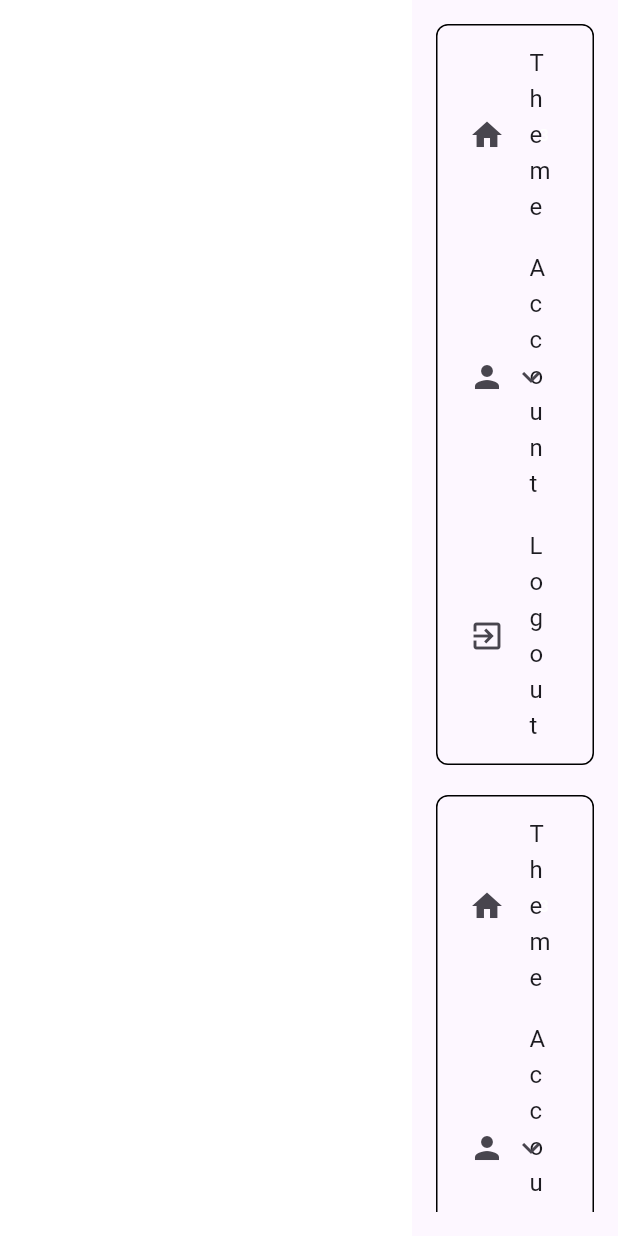
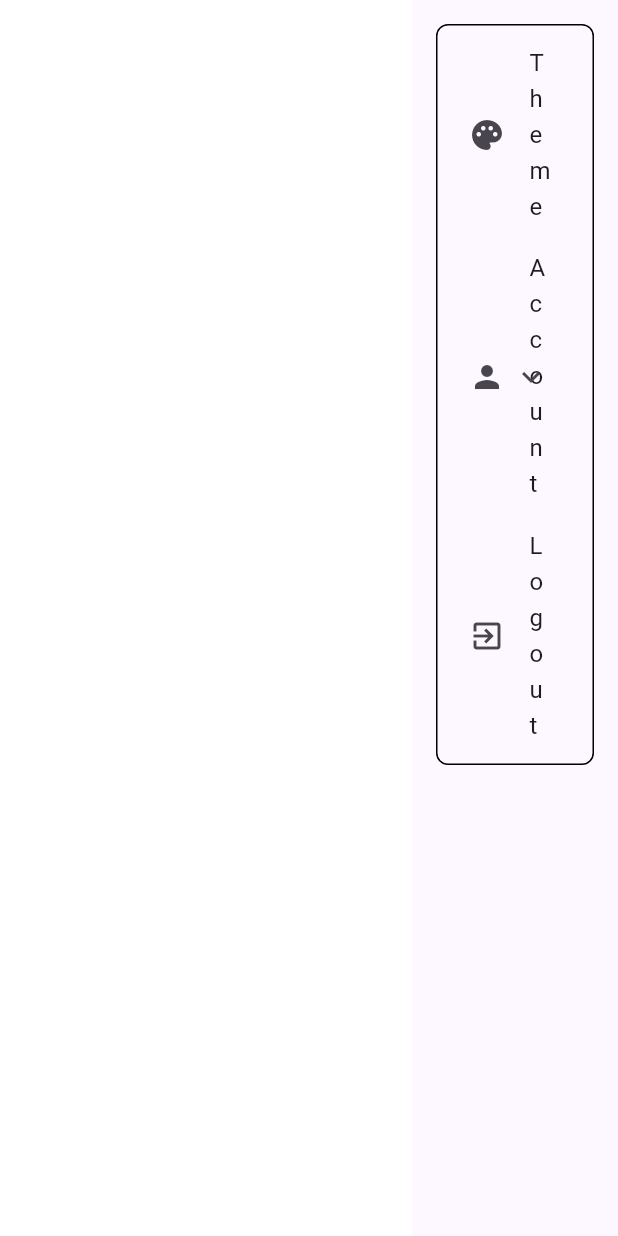
Before and after one commit to hicsail/poseidon-bot, a Flutter app: the screen it shows after launch, after a tap on the "settings" icon, on a phone screen of 412 x 824 dp. Run offline on Flutter 3.47's test engine with Material 3 defaults, Android fonts, the phone set to English and light mode, and no system bars; our stand-ins replace animated_text_kit.

Commit message:
Fixed Repitition in Settings

```diff
--- a/frontend/app/lib/settingspage.dart
+++ b/frontend/app/lib/settingspage.dart
@@ -73,7 +73,7 @@ class Body extends StatelessWidget {
               separatorBuilder: (context, index) => const SizedBox(
                 height: 20,
               ),
-              itemCount: 3, // Adjust the item count according to your data
+              itemCount: 1,
             ),
           ),
         ),
@@ -112,7 +112,6 @@ class PrivacySettings extends StatelessWidget {
   }
 }
 
-
 class ListItem extends StatelessWidget {
   const ListItem();
 
@@ -135,10 +134,10 @@ Widget build(BuildContext context) {
                   MaterialPageRoute(builder: (context) => ThemeScreen()),
                 );
               },
-              icon: Icon(Icons.home),
+              icon: Icon(Icons.palette),
               badgeContent: Text(
-                '3',
-                style: TextStyle(color: Colors.white),
+                '0',
+                style: TextStyle(color: Colors.transparent),
               ),
             ),
             SideMenuExpansionItem(
@@ -171,7 +170,9 @@ Widget build(BuildContext context) {
             ),
             SideMenuItem(
               title: 'Logout',
-              onTap: () {},
+              onTap: () {
+                // Handle logout logic
+              },
               icon: Icon(Icons.exit_to_app),
               badgeContent: SizedBox.shrink(),
             ),
@@ -182,6 +183,7 @@ Widget build(BuildContext context) {
   }
 }
 
+// Uncomment if you need PageButton
 // class PageButton extends StatelessWidget {
 //   const PageButton();
 
```
Lines whose indentation alone changed are shown as unchanged.
